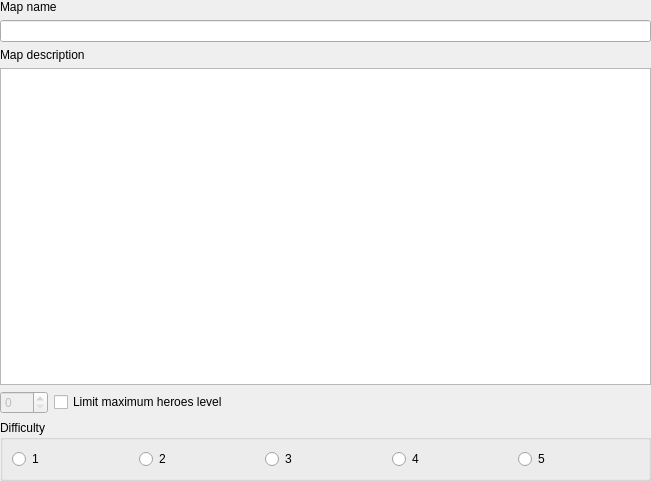
First picture: the form in mapeditor/mapsettings/generalsettings.ui, repository vcmi/vcmi, before the edit.
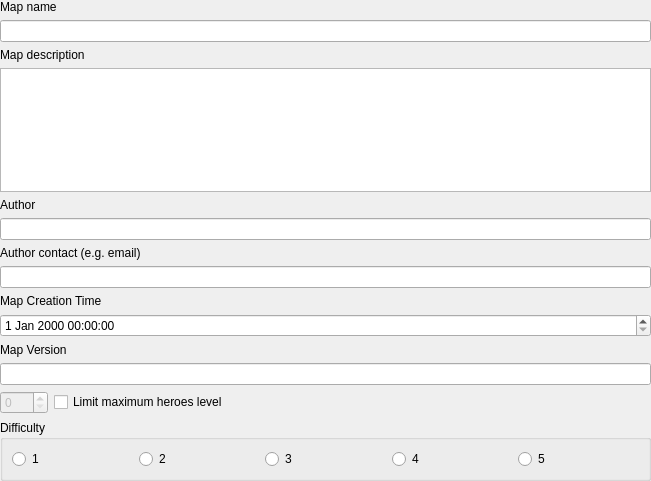
Second picture: the form after the edit.

```diff
--- a/mapeditor/mapsettings/generalsettings.ui
+++ b/mapeditor/mapsettings/generalsettings.ui
@@ -46,6 +46,46 @@
    <item>
     <widget class="QPlainTextEdit" name="mapDescriptionEdit"/>
    </item>
+   <item>
+    <widget class="QLabel" name="label_3">
+     <property name="text">
+      <string>Author</string>
+     </property>
+    </widget>
+   </item>
+   <item>
+    <widget class="QLineEdit" name="authorEdit"/>
+   </item>
+   <item>
+    <widget class="QLabel" name="label_4">
+     <property name="text">
+      <string>Author contact (e.g. email)</string>
+     </property>
+    </widget>
+   </item>
+   <item>
+    <widget class="QLineEdit" name="authorContactEdit"/>
+   </item>
+   <item>
+    <widget class="QLabel" name="label_5">
+     <property name="text">
+      <string>Map Creation Time</string>
+     </property>
+    </widget>
+   </item>
+   <item>
+    <widget class="QDateTimeEdit" name="mapCreationDateTimeEdit"/>
+   </item>
+   <item>
+    <widget class="QLabel" name="label_6">
+     <property name="text">
+      <string>Map Version</string>
+     </property>
+    </widget>
+   </item>
+   <item>
+    <widget class="QLineEdit" name="mapVersionEdit"/>
+   </item>
    <item>
     <layout class="QHBoxLayout" name="horizontalLayout_4">
      <property name="topMargin">
```
